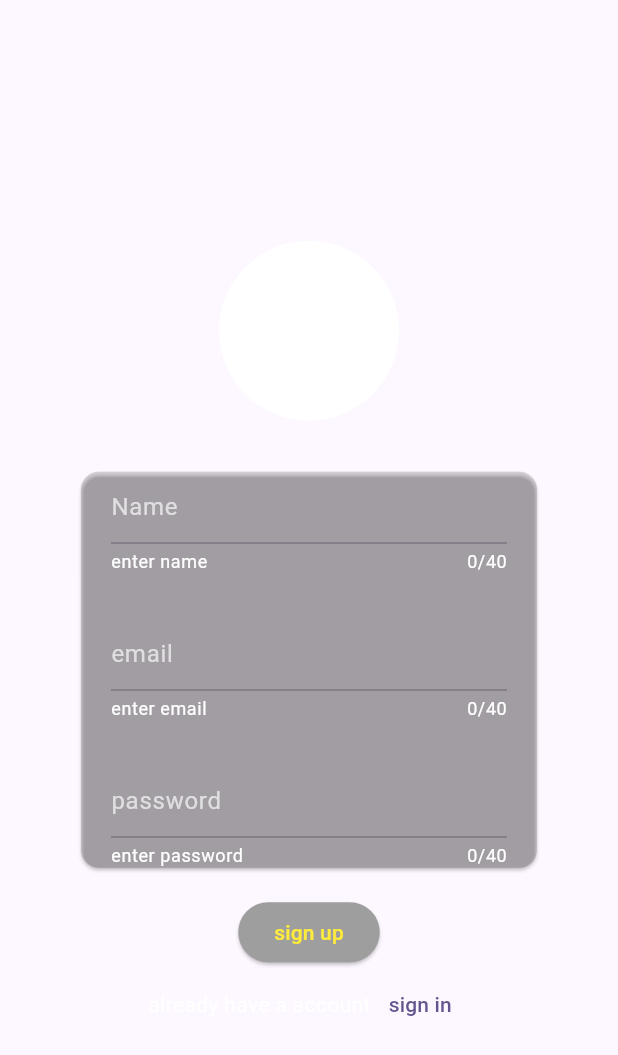
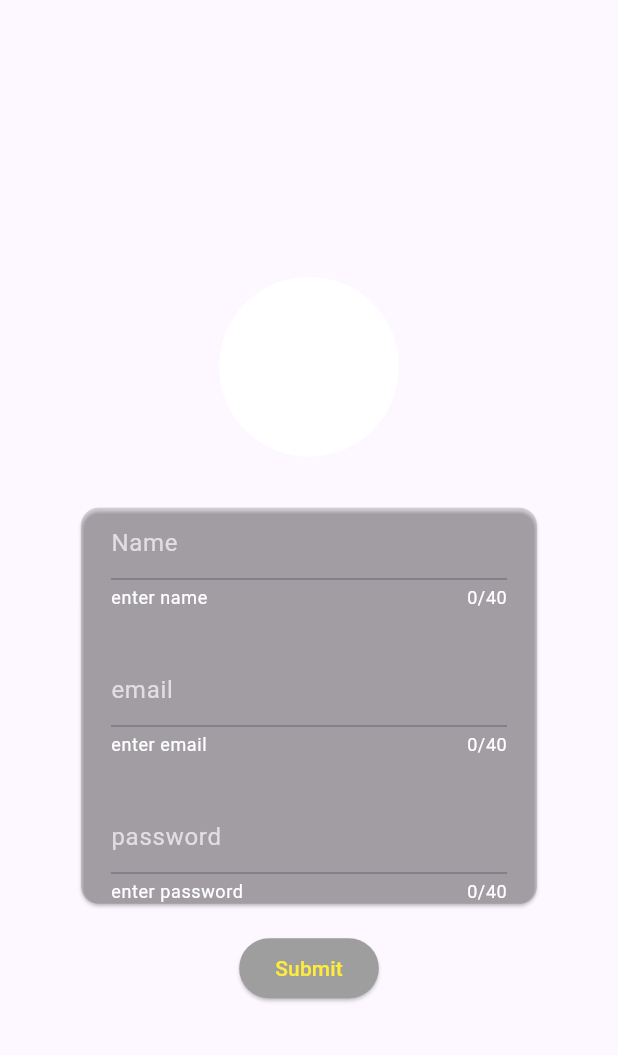
Before and after one commit to Mondal-Prasun/Ciscord, a Flutter app: the screen it shows after launch, on a phone screen of 412 x 824 dp. Shown: the top 1055 px of the screen. Run offline on Flutter 3.47's test engine with Material 3 defaults, Android fonts, the phone set to English and light mode, and no system bars; our stand-ins replace firebase_core, flutter_riverpod, google_fonts, lottie; accounts and stored records are empty.

Commit message:
Revert "added authintecation in login page"
This reverts commit f139c73c31b5e2be987bc14610f971dfba25d72c.

```diff
--- a/lib/screens/login_screen.dart
+++ b/lib/screens/login_screen.dart
@@ -1,5 +1,3 @@
-import 'package:ciscord/screens/default_screen.dart';
-import 'package:firebase_auth/firebase_auth.dart';
 import 'package:flutter/material.dart';
 
 class LoginScreen extends StatefulWidget {
@@ -15,70 +13,14 @@ class _LoginScreenState extends State<LoginScreen> {
   String _userName = "";
   String _userEmail = "";
   String _userPassword = "";
-  bool _isUser = false;
-  bool _checking = false;
 
-//MARK: auth method
-  void onSubmit() async {
+  void onSubmit() {
     if (_fromkey.currentState!.validate()) {
       _fromkey.currentState!.save();
-      if (!_isUser) {
-        setState(() {
-          _checking = true;
-        });
-
-        FirebaseAuth.instance
-            .createUserWithEmailAndPassword(
-          email: _userEmail,
-          password: _userPassword,
-        )
-            .then(
-          (value) {
-            Navigator.of(context).pushReplacement(
-              MaterialPageRoute(
-                builder: (context) => const DefaultScreen(),
-              ),
-            );
-          },
-        ).onError((error, stackTrace) {
-          setState(() {
-            _checking = false;
-          });
-
-          ScaffoldMessenger.of(context).clearSnackBars();
-          ScaffoldMessenger.of(context).showSnackBar(
-            const SnackBar(
-              content: Text("email is already exsist"),
-            ),
-          );
-        });
-      } else {
-        setState(() {
-          _checking = true;
-        });
-        FirebaseAuth.instance
-            .signInWithEmailAndPassword(
-                email: _userEmail, password: _userPassword)
-            .then(
-              (value) => Navigator.of(context).pushReplacement(
-                MaterialPageRoute(
-                  builder: (context) => const DefaultScreen(),
-                ),
-              ),
-            )
-            .onError((error, stackTrace) {
-          setState(() {
-            _checking = false;
-          });
-          ScaffoldMessenger.of(context).clearSnackBars();
-          ScaffoldMessenger.of(context).showSnackBar(
-            const SnackBar(
-              content: Text("please enter valid email and password"),
-            ),
-          );
-        });
     }
-    }
+    debugPrint(_userName);
+    debugPrint(_userEmail);
+    debugPrint(_userPassword);
   }
 
   @override
@@ -89,14 +31,11 @@ class _LoginScreenState extends State<LoginScreen> {
           child: Column(
             mainAxisAlignment: MainAxisAlignment.center,
             children: [
-              Padding(
-                padding: const EdgeInsets.symmetric(vertical: 30),
-                child: Visibility(
-                  visible: _isUser == true ? false : true,
-                  child: const CircleAvatar(
+              const Padding(
+                padding: EdgeInsets.symmetric(vertical: 30),
+                child: CircleAvatar(
                   backgroundColor: Colors.white,
                   radius: 60,
-                  ),
                 ),
               ),
               Padding(
@@ -109,10 +48,7 @@ class _LoginScreenState extends State<LoginScreen> {
                     key: _fromkey,
                     child: Column(
                       children: [
-                        Visibility(
-                          visible: _isUser == true ? false : true,
-                          child: Container(
-                            //MARK:User name
+                        Container(
                           margin: const EdgeInsets.symmetric(horizontal: 10),
                           alignment: Alignment.center,
                           padding: const EdgeInsets.symmetric(horizontal: 10),
@@ -139,12 +75,10 @@ class _LoginScreenState extends State<LoginScreen> {
                             onSaved: (newValue) => _userName = newValue!,
                           ),
                         ),
-                        ),
                         const SizedBox(
                           height: 30,
                         ),
                         Container(
-                          //MARK:user email
                           margin: const EdgeInsets.symmetric(horizontal: 10),
                           alignment: Alignment.center,
                           padding: const EdgeInsets.symmetric(horizontal: 10),
@@ -176,7 +110,6 @@ class _LoginScreenState extends State<LoginScreen> {
                           height: 30,
                         ),
                         Container(
-                          //MARK:user password
                           margin: const EdgeInsets.symmetric(horizontal: 10),
                           alignment: Alignment.center,
                           padding: const EdgeInsets.symmetric(horizontal: 10),
@@ -220,41 +153,8 @@ class _LoginScreenState extends State<LoginScreen> {
                   foregroundColor: Colors.yellow,
                 ),
                 onPressed: onSubmit,
-                child: _checking == false
-                    ? Text(_isUser == true ? "log in" : "sign up")
-                    : const SizedBox(
-                        height: 15,
-                        width: 15,
-                        child: CircularProgressIndicator(
-                          color: Colors.blue,
+                child: const Text("Submit"),
               ),
-                      ),
-              ),
-              Row(
-                mainAxisAlignment: MainAxisAlignment.center,
-                children: [
-                  Text(
-                    _isUser == true
-                        ? "create account"
-                        : "already have a account",
-                    style: const TextStyle(
-                      color: Colors.white,
-                    ),
-                  ),
-                  TextButton(
-                    onPressed: () {
-                      setState(() {
-                        if (!_isUser) {
-                          _isUser = true;
-                        } else {
-                          _isUser = false;
-                        }
-                      });
-                    },
-                    child: Text(_isUser == true ? "sign up" : "sign in"),
-                  ),
-                ],
-              )
             ],
           ),
         ),
--- a/pubspec.yaml
+++ b/pubspec.yaml
@@ -39,7 +39,6 @@ dependencies:
   lottie: ^3.1.0
   uuid: ^4.4.0
   firebase_core: ^2.29.0
-  firebase_auth: ^4.19.1
 
 dev_dependencies:
   flutter_test:
```
Also changed, not shown: pubspec.lock, 3 other files. Lines whose indentation alone changed are shown as unchanged.
